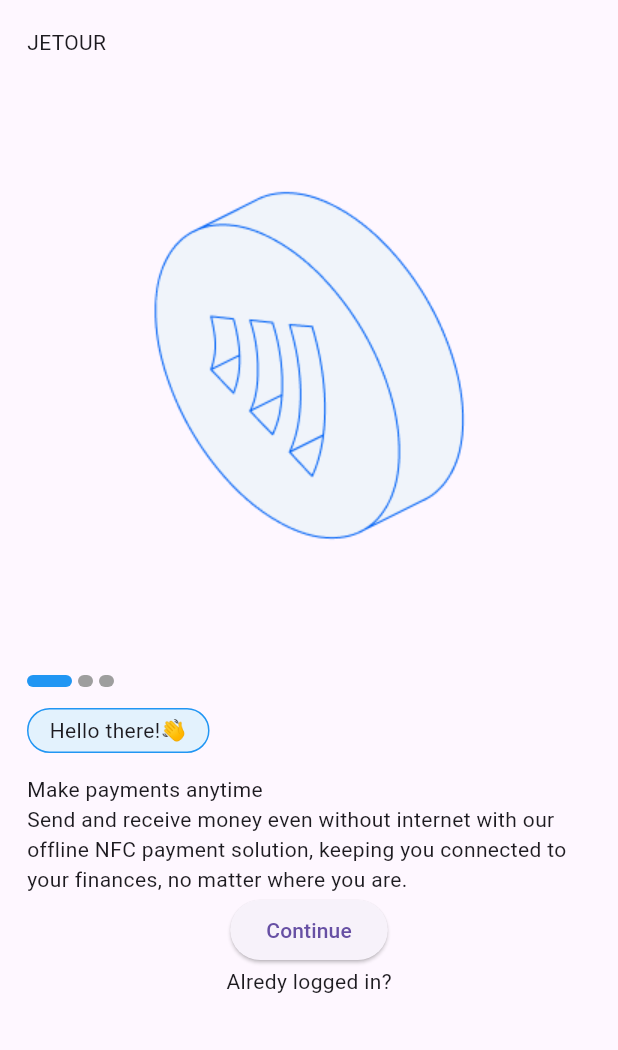
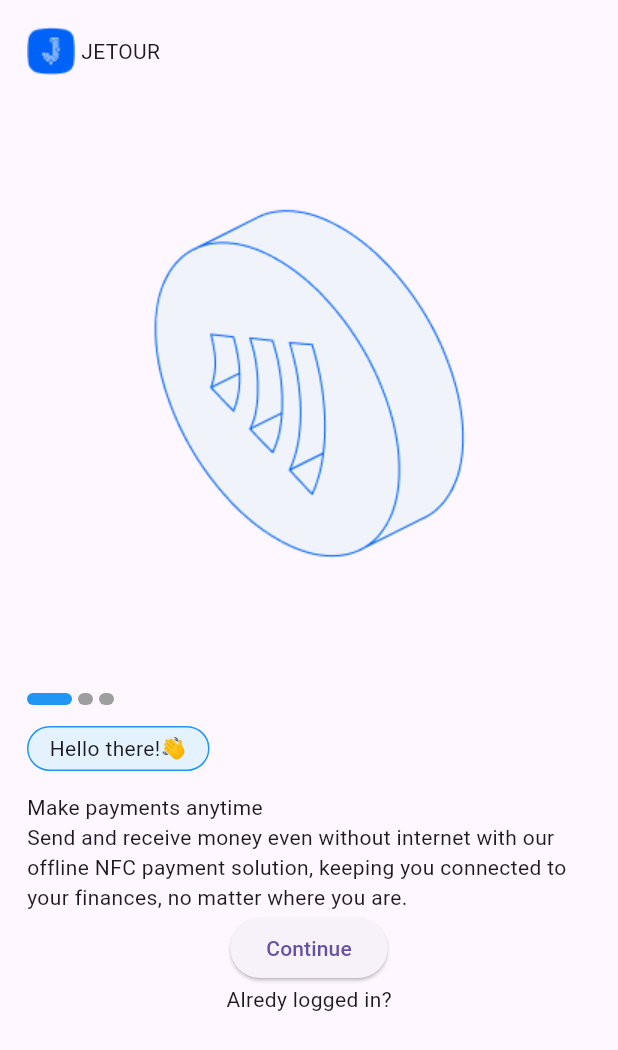
Before and after one commit to Jessepelumi/jetour_client, a Flutter app: the screen it shows after launch, on a phone screen of 412 x 824 dp. Shown: the top 1050 px of the screen. Run offline on Flutter 3.47's test engine with Material 3 defaults, Android fonts, the phone set to English and light mode, and no system bars; drawn by our look-alikes of smooth_page_indicator; our stand-ins replace get, get_storage.

Commit message:
added app icon to onboarding screen

```diff
--- a/lib/auth/views/onboarding/onboarding_view.dart
+++ b/lib/auth/views/onboarding/onboarding_view.dart
@@ -22,7 +22,8 @@ class OnboardingView extends StatelessWidget {
             //const Text("Jetour"),
             Row(
               children: [
-
+                Image.asset("assets/image/app-icon.png"),
+                SizedBox(width: 4),
                 Text("JETOUR"),
               ],
             ),
```
Also changed, not shown: assets/image/app-icon.png (added), assets/image/jetour-onboarding-logo.png (deleted), assets/image/onboarding-logo.png (deleted).
